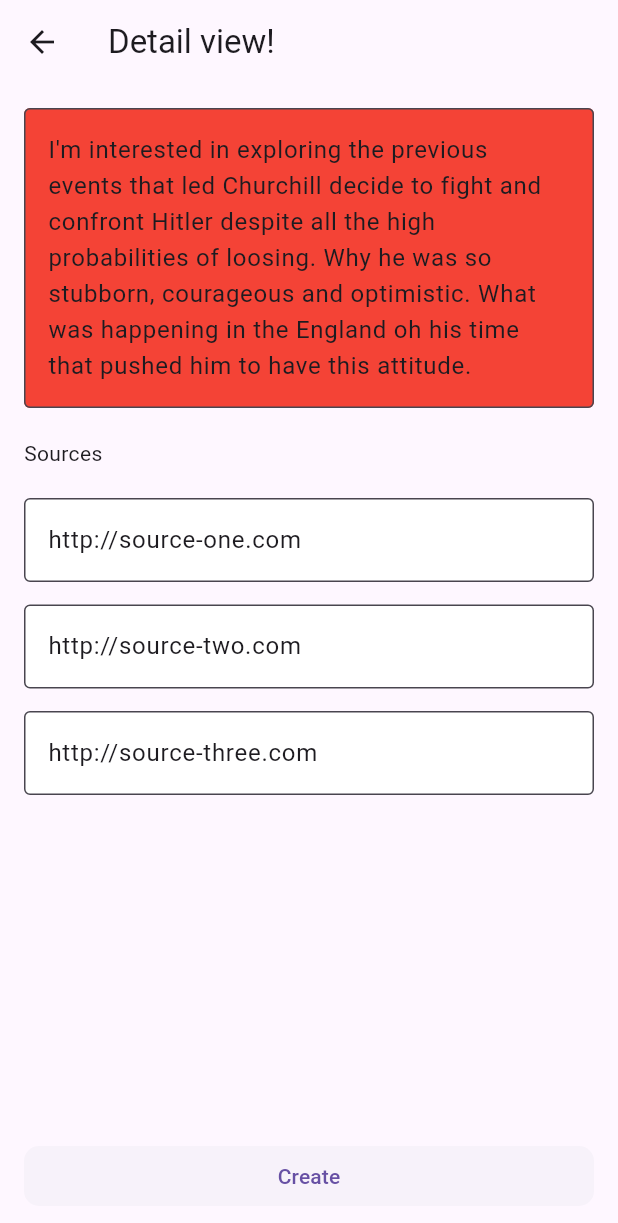
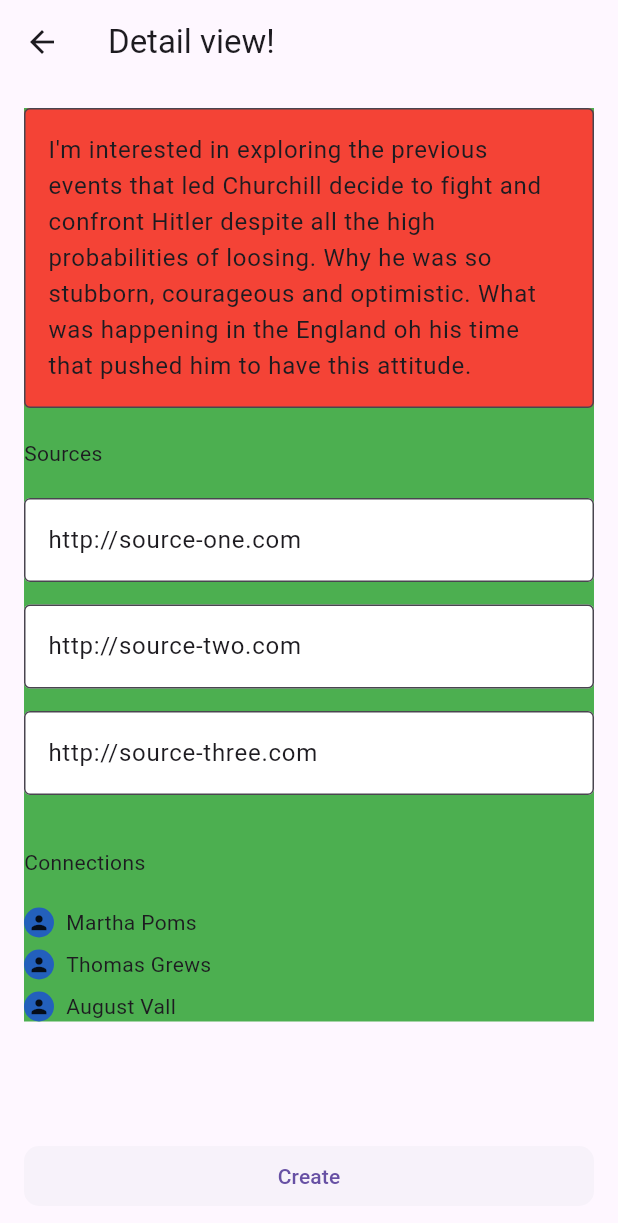
Before and after one commit to omartorresrios/humanconnection, a Flutter app: the screen it shows after launch, after a tap on "I'm interested in exploring the previous", on a phone screen of 412 x 824 dp. Shown: the top 1223 px of the screen. Run offline on Flutter 3.47's test engine with Material 3 defaults, Android fonts, the phone set to English and light mode, and no system bars.

Commit message:
Move User model to its own file. Put connectionList into a widget component in details view.

```diff
--- a/lib/models/exploration.dart
+++ b/lib/models/exploration.dart
@@ -1,4 +1,5 @@
 import 'source.dart';
+import 'user.dart';
 
 class Exploration {
   String body;
--- a/lib/models/source.dart
+++ b/lib/models/source.dart
@@ -3,11 +3,3 @@ class Source {
 
   Source({required this.text});
 }
-
-class User {
-  String id;
-  String fullname;
-  String photoUrl;
-
-  User({required this.id, required this.fullname, required this.photoUrl});
-}
--- a/lib/models/user.dart
+++ b/lib/models/user.dart
@@ -0,0 +1,7 @@
+class User {
+  String id;
+  String fullname;
+  String photoUrl;
+
+  User({required this.id, required this.fullname, required this.photoUrl});
+}
--- a/lib/views/exploration_details_view.dart
+++ b/lib/views/exploration_details_view.dart
@@ -1,6 +1,7 @@
 import 'package:flutter/material.dart';
 import '../models/exploration.dart';
 import '../models/source.dart';
+import '../models/user.dart';
 
 class ExplorationDetailsView extends StatefulWidget {
   final Exploration exploration;
@@ -94,6 +95,8 @@ class _ExplorationDetailsViewState extends State<ExplorationDetailsView> {
       body: SingleChildScrollView(
         child: Padding(
           padding: const EdgeInsets.all(16.0),
+          child: Container(
+            color: Colors.green,
             child: Column(
               crossAxisAlignment: CrossAxisAlignment.start,
               children: [
@@ -132,7 +135,8 @@ class _ExplorationDetailsViewState extends State<ExplorationDetailsView> {
                       TextButton(
                         onPressed: () {
                           setState(() {
-                          for (FocusNode focus in explorationSourceFocusNodes) {
+                            for (FocusNode focus
+                                in explorationSourceFocusNodes) {
                               isSourceFocused = focus.hasFocus;
                             }
                             FocusScope.of(context).unfocus();
@@ -146,15 +150,30 @@ class _ExplorationDetailsViewState extends State<ExplorationDetailsView> {
                   ],
                 ),
                 const SizedBox(height: 20),
-              sourceTextField()
+                sourceTextFields(),
+                if (widget.exploration.explorers.isNotEmpty)
+                  connectionsSection()
               ],
+            ),
           ),
         ),
       ),
     );
   }
 
-  Widget sourceTextField() {
+  Widget connectionsSection() {
+    return Column(
+      crossAxisAlignment: CrossAxisAlignment.start,
+      children: [
+        const SizedBox(height: 20),
+        const Text("Connections"),
+        const SizedBox(height: 20),
+        explorerList(widget.exploration.explorers),
+      ],
+    );
+  }
+
+  Widget sourceTextFields() {
     return ListView.builder(
       physics: const NeverScrollableScrollPhysics(),
       // padding: const EdgeInsets.symmetric(horizontal: 15),
@@ -180,4 +199,33 @@ class _ExplorationDetailsViewState extends State<ExplorationDetailsView> {
       },
     );
   }
+
+  Widget explorerList(List<User> explorers) {
+    return ListView.separated(
+      physics: const NeverScrollableScrollPhysics(),
+      shrinkWrap: true,
+      itemCount: explorers.length,
+      itemBuilder: (context, index) {
+        return Row(children: [
+          Container(
+            width: 20,
+            height: 20,
+            decoration: const BoxDecoration(
+              color: Color.fromARGB(255, 35, 96, 188),
+              shape: BoxShape.circle,
+            ),
+            child: const Icon(
+              Icons.person,
+              size: 15,
+            ),
+          ),
+          const SizedBox(width: 8),
+          Text(explorers[index].fullname)
+        ]);
+      },
+      separatorBuilder: (context, index) => const SizedBox(
+        height: 8,
+      ),
+    );
   }
+}
```
Also changed, not shown: lib/views/explorations_view.dart (+1 -92 lines). Lines whose indentation alone changed are shown as unchanged.
